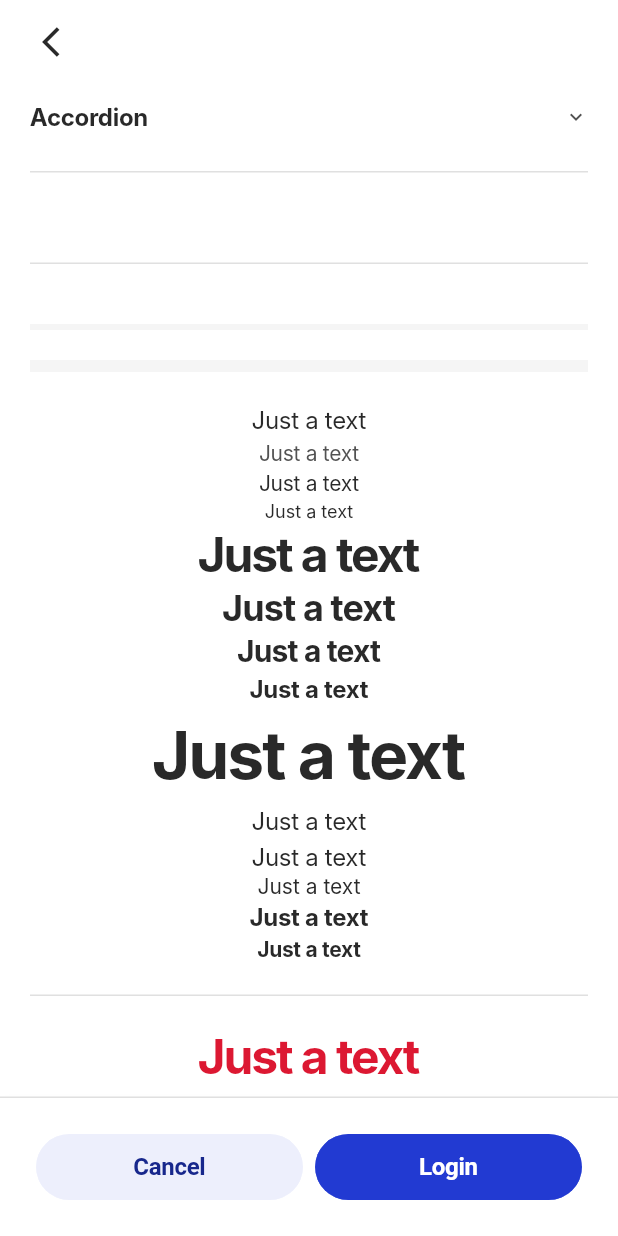
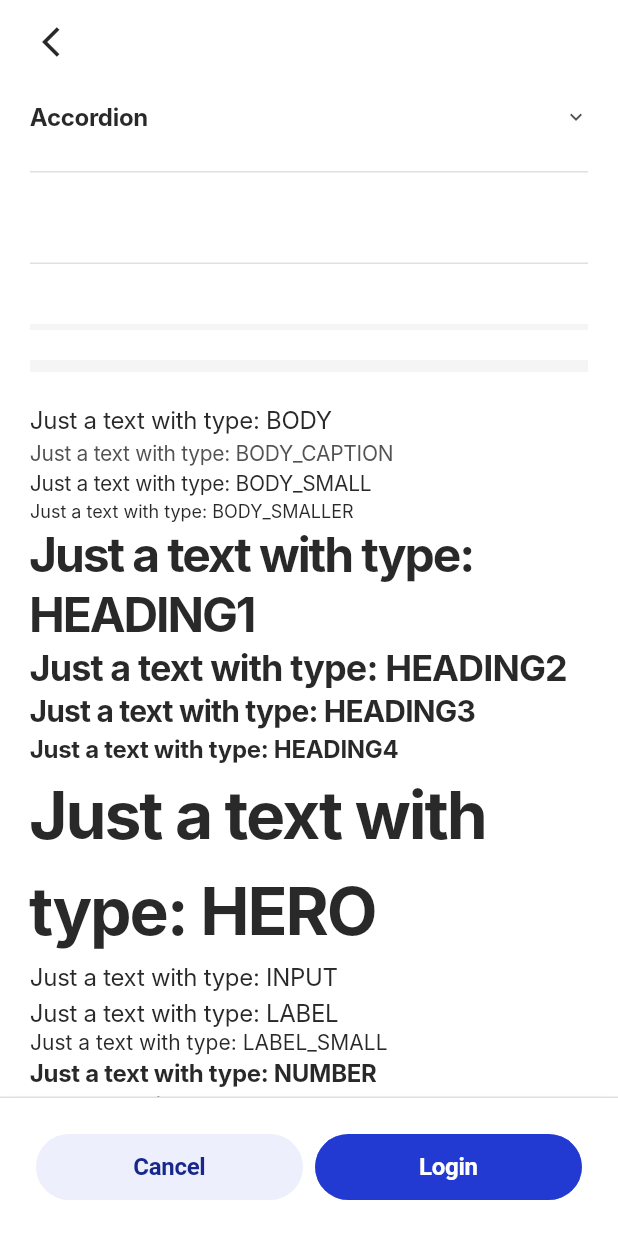
Before and after one commit to fmiyahira/events_time_microapp_ds, a Flutter app: the screen it shows after launch, scrolled down 576 dp, on a phone screen of 412 x 824 dp. Run offline on Flutter 3.47's test engine with Material 2 defaults, Android fonts, the phone set to English and light mode, and no system bars; our stand-ins replace flutter_svg; Roboto replaces fonts that are missing (Inter).

Commit message:
improving example

```diff
--- a/example/lib/main.dart
+++ b/example/lib/main.dart
@@ -46,7 +46,7 @@ class _MyHomePageState extends State<MyHomePage> {
       body: SingleChildScrollView(
         padding: const EdgeInsets.symmetric(horizontal: 20),
         child: Column(
-          mainAxisAlignment: MainAxisAlignment.center,
+          crossAxisAlignment: CrossAxisAlignment.start,
           children: <Widget>[
             DSButton(
               size: DSButtonSize.SMALL,
@@ -125,43 +125,52 @@ class _MyHomePageState extends State<MyHomePage> {
             const SizedBox(height: kComponentSpacerXL),
             DSDivider(size: DSDividerSize.EXTRA_LARGE),
             const SizedBox(height: kComponentSpacerXL),
-            DSText('Just a text', type: DSTextType.BODY),
-            DSText('Just a text', type: DSTextType.BODY_CAPTION),
-            DSText('Just a text', type: DSTextType.BODY_SMALL),
-            DSText('Just a text', type: DSTextType.BODY_SMALLER),
-            DSText('Just a text', type: DSTextType.HEADING1),
-            DSText('Just a text', type: DSTextType.HEADING2),
-            DSText('Just a text', type: DSTextType.HEADING3),
-            DSText('Just a text', type: DSTextType.HEADING4),
-            DSText('Just a text', type: DSTextType.HERO),
-            DSText('Just a text', type: DSTextType.INPUT),
-            DSText('Just a text', type: DSTextType.LABEL),
-            DSText('Just a text', type: DSTextType.LABEL_SMALL),
-            DSText('Just a text', type: DSTextType.NUMBER),
-            DSText('Just a text', type: DSTextType.NUMBER_SMALL),
+            DSText('Just a text with type: BODY', type: DSTextType.BODY),
+            DSText('Just a text with type: BODY_CAPTION',
+                type: DSTextType.BODY_CAPTION),
+            DSText('Just a text with type: BODY_SMALL',
+                type: DSTextType.BODY_SMALL),
+            DSText('Just a text with type: BODY_SMALLER',
+                type: DSTextType.BODY_SMALLER),
+            DSText('Just a text with type: HEADING1',
+                type: DSTextType.HEADING1),
+            DSText('Just a text with type: HEADING2',
+                type: DSTextType.HEADING2),
+            DSText('Just a text with type: HEADING3',
+                type: DSTextType.HEADING3),
+            DSText('Just a text with type: HEADING4',
+                type: DSTextType.HEADING4),
+            DSText('Just a text with type: HERO', type: DSTextType.HERO),
+            DSText('Just a text with type: INPUT', type: DSTextType.INPUT),
+            DSText('Just a text with type: LABEL', type: DSTextType.LABEL),
+            DSText('Just a text with type: LABEL_SMALL',
+                type: DSTextType.LABEL_SMALL),
+            DSText('Just a text with type: NUMBER', type: DSTextType.NUMBER),
+            DSText('Just a text with type: NUMBER_SMALL',
+                type: DSTextType.NUMBER_SMALL),
             dividerWithPadding(),
             DSText(
-              'Just a text',
+              'Just a text with style: ERROR',
               type: DSTextType.HEADING1,
               style: DSTextStyle.ERROR,
             ),
             DSText(
-              'Just a text',
+              'Just a text with style: INFO',
               type: DSTextType.HEADING1,
               style: DSTextStyle.INFO,
             ),
             DSText(
-              'Just a text',
+              'Just a text with style: SUCCESS',
               type: DSTextType.HEADING1,
               style: DSTextStyle.SUCCESS,
             ),
             DSText(
-              'Just a text',
+              'Just a text with style: MILKED',
               type: DSTextType.HEADING1,
               style: DSTextStyle.MILKED,
             ),
             DSText(
-              'Just a text',
+              'Just a text with style: WARNING',
               type: DSTextType.HEADING1,
               style: DSTextStyle.WARNING,
             ),
--- a/lib/events_time_microapp_ds.dart
+++ b/lib/events_time_microapp_ds.dart
@@ -13,6 +13,7 @@ export 'src/widgets/feedback_message/all.dart';
 export 'src/widgets/feedback_message_action/all.dart';
 export 'src/widgets/feedback_message_action_dialog/all.dart';
 export 'src/widgets/icon_button/all.dart';
+export 'src/widgets/interactive_text/all.dart';
 export 'src/widgets/iterator/all.dart';
 export 'src/widgets/jumbo_icon/all.dart';
 export 'src/widgets/link_button/all.dart';
--- /dev/null
+++ b/lib/src/widgets/interactive_text/all.dart
@@ -0,0 +1,2 @@
+export './interactive_text.dart';
+export './interactive_text_theme.dart';
--- a/lib/src/widgets/link_button/link_button.dart
+++ b/lib/src/widgets/link_button/link_button.dart
@@ -1,8 +1,6 @@
 // ignore_for_file: must_be_immutable
 
 import 'package:events_time_microapp_ds/events_time_microapp_ds.dart';
-import 'package:events_time_microapp_ds/src/widgets/interactive_text/interactive_text.dart';
-import 'package:events_time_microapp_ds/src/widgets/interactive_text/interactive_text_theme.dart';
 import 'package:flutter/material.dart';
 
 class DSLinkButton extends StatelessWidget {
```
